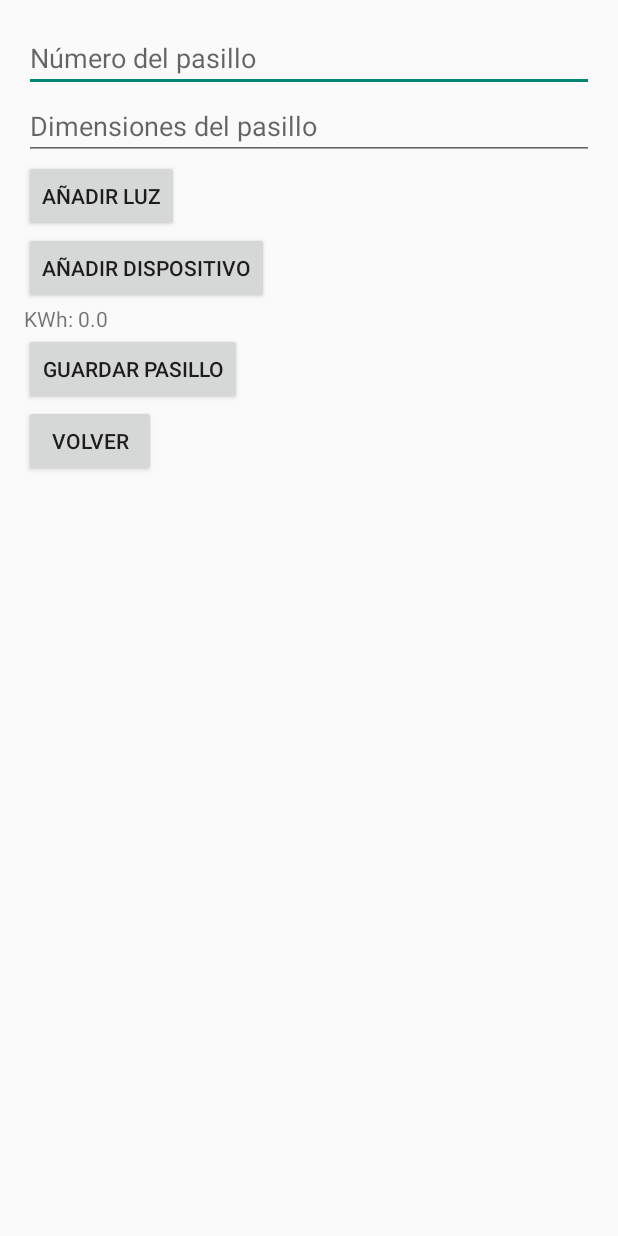
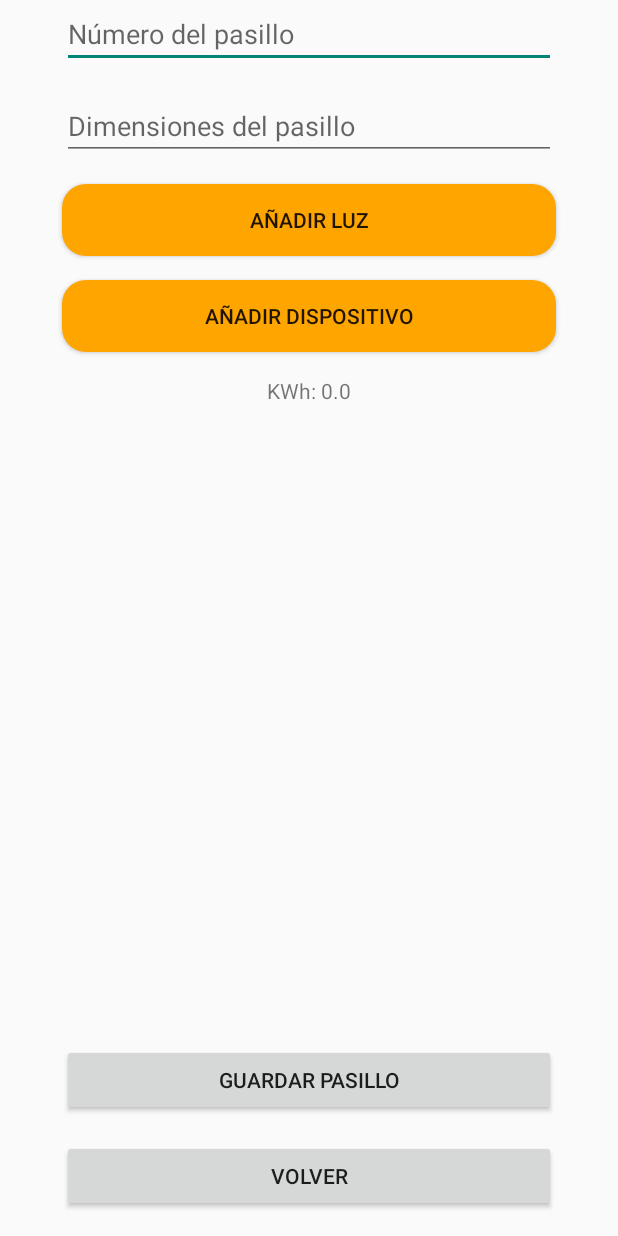
Before and after one commit to Tapiiaa/MonitoreoConsumoDelHogar, an Android app built with Jetpack Compose: the CreateHallActivity screen opened directly, with no data from a screen before it, on a phone screen of 412 x 824 dp. Run offline under Robolectric (Android 15) with nearby library versions, the phone set to English and light mode, and no system bars.

Commit message:
Ajuste en el activity_create_hall.xml

```diff
--- a/app/src/main/res/layout/activity_create_hall.xml
+++ b/app/src/main/res/layout/activity_create_hall.xml
@@ -1,56 +1,97 @@
 <?xml version="1.0" encoding="utf-8"?>
-<LinearLayout xmlns:android="http://schemas.android.com/apk/res/android"
+<androidx.constraintlayout.widget.ConstraintLayout xmlns:android="http://schemas.android.com/apk/res/android"
+    xmlns:app="http://schemas.android.com/apk/res-auto"
     android:layout_width="match_parent"
-    android:layout_height="match_parent"
-    android:orientation="vertical"
-    android:padding="16dp">
+    android:layout_height="match_parent">
 
     <EditText
         android:id="@+id/hallNumber"
-        android:layout_width="match_parent"
+        android:layout_width="0dp"
         android:layout_height="wrap_content"
-        android:hint="Número del pasillo" />
+        android:layout_marginBottom="16dp"
+        android:hint="Número del pasillo"
+        app:layout_constraintBottom_toTopOf="@id/hallDimensions"
+        app:layout_constraintEnd_toEndOf="parent"
+        app:layout_constraintStart_toStartOf="parent"
+        app:layout_constraintWidth_percent="0.8" />
 
     <EditText
         android:id="@+id/hallDimensions"
-        android:layout_width="match_parent"
+        android:layout_width="0dp"
         android:layout_height="wrap_content"
-        android:hint="Dimensiones del pasillo" />
+        android:layout_marginBottom="16dp"
+        android:hint="Dimensiones del pasillo"
+        app:layout_constraintBottom_toTopOf="@id/addLightButton"
+        app:layout_constraintEnd_toEndOf="parent"
+        app:layout_constraintStart_toStartOf="parent"
+        app:layout_constraintWidth_percent="0.8" />
 
     <Button
         android:id="@+id/addLightButton"
-        android:layout_width="wrap_content"
+        android:layout_width="0dp"
         android:layout_height="wrap_content"
-        android:text="Añadir Luz" />
+        android:layout_marginBottom="16dp"
+        android:text="Añadir Luz"
+        android:background="@drawable/botones_redondeados"
+        app:layout_constraintBottom_toTopOf="@id/addDeviceButton"
+        app:layout_constraintEnd_toEndOf="parent"
+        app:layout_constraintStart_toStartOf="parent"
+        app:layout_constraintWidth_percent="0.8" />
 
     <Button
         android:id="@+id/addDeviceButton"
-        android:layout_width="wrap_content"
+        android:layout_width="0dp"
         android:layout_height="wrap_content"
-        android:text="Añadir Dispositivo" />
+        android:layout_marginBottom="16dp"
+        android:text="Añadir Dispositivo"
+        android:background="@drawable/botones_redondeados"
+        app:layout_constraintBottom_toTopOf="@id/kwhHallTextView"
+        app:layout_constraintEnd_toEndOf="parent"
+        app:layout_constraintStart_toStartOf="parent"
+        app:layout_constraintWidth_percent="0.8" />
 
     <TextView
         android:id="@+id/kwhHallTextView"
         android:layout_width="wrap_content"
         android:layout_height="wrap_content"
-        android:text="KWh: 0.0" />
+        android:text="KWh: 0.0"
+        app:layout_constraintBottom_toTopOf="@id/devicesListView"
+        app:layout_constraintEnd_toEndOf="parent"
+        app:layout_constraintStart_toStartOf="parent" />
 
     <ListView
         android:id="@+id/devicesListView"
-        android:layout_width="match_parent"
-        android:layout_height="wrap_content" />
+        android:layout_width="0dp"
+        android:layout_height="0dp"
+        app:layout_constraintBottom_toTopOf="@id/saveButton"
+        app:layout_constraintEnd_toEndOf="parent"
+        app:layout_constraintStart_toStartOf="parent"
+        app:layout_constraintTop_toBottomOf="@id/kwhHallTextView"
+        app:layout_constraintWidth_percent="0.8" />
 
     <Button
         android:id="@+id/saveButton"
-        android:layout_width="wrap_content"
+        android:layout_width="0dp"
         android:layout_height="wrap_content"
-        android:text="Guardar Pasillo" />
+        android:layout_marginBottom="16dp"
+        android:text="Guardar Pasillo"
+        app:layout_constraintBottom_toTopOf="@id/backButton"
+        app:layout_constraintEnd_toEndOf="parent"
+        app:layout_constraintStart_toStartOf="parent"
+        app:layout_constraintWidth_percent="0.8"
+        />
 
-    <!-- Botón de volver -->
+
+
     <Button
         android:id="@+id/backButton"
-        android:layout_width="wrap_content"
+        android:layout_width="0dp"
         android:layout_height="wrap_content"
-        android:text="Volver" />
+        android:layout_marginBottom="16dp"
+        android:text="Volver"
+        app:layout_constraintBottom_toBottomOf="parent"
+        app:layout_constraintEnd_toEndOf="parent"
+        app:layout_constraintStart_toStartOf="parent"
+        app:layout_constraintWidth_percent="0.8" />
 
-</LinearLayout>
+</androidx.constraintlayout.widget.ConstraintLayout>
```
